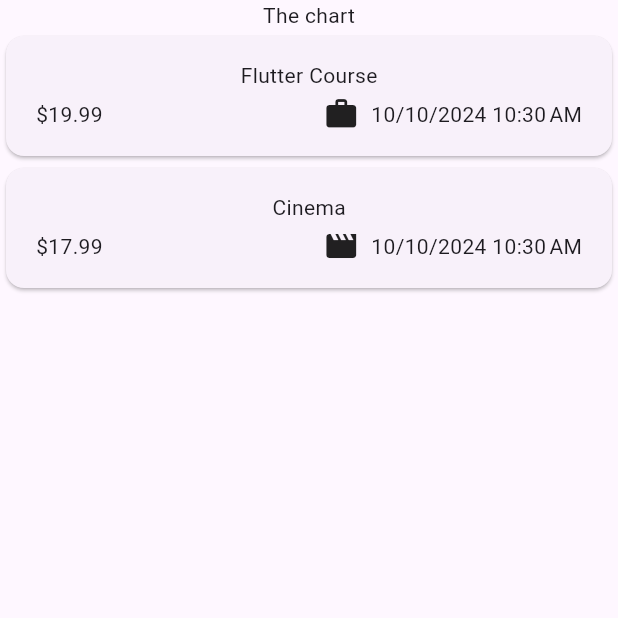
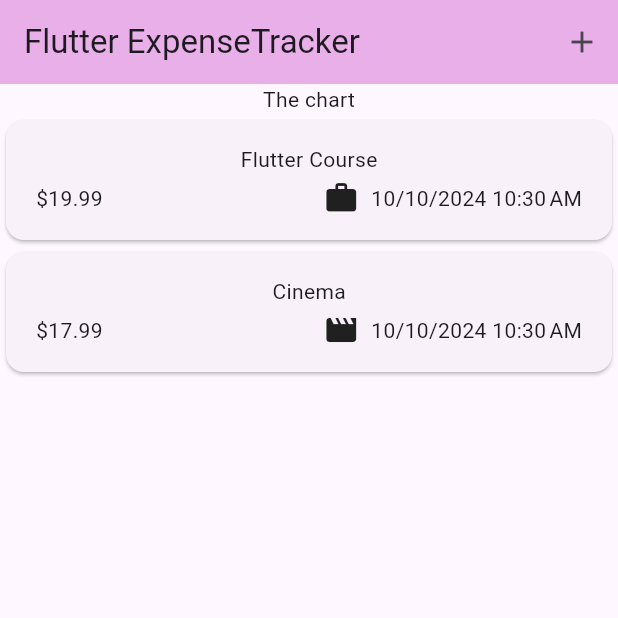
Before and after one commit to flutter-development-rboriba/expense_tracker_app, a Flutter app: the screen it shows after launch, on a phone screen of 412 x 824 dp, the top half of it. Run offline on Flutter 3.47's test engine with Material 3 defaults, Android fonts, the phone set to English and light mode, and no system bars.

Commit message:
Add AppBar to the app

```diff
--- a/lib/expenses.dart
+++ b/lib/expenses.dart
@@ -30,6 +30,16 @@ class _ExpensesState extends State<Expenses> {
   @override
   Widget build(BuildContext context) {
     return Scaffold(
+      appBar: AppBar(
+        title: const Text('Flutter ExpenseTracker'),
+        backgroundColor: const Color.fromARGB(130, 213, 106, 212),
+        actions: [
+          IconButton(
+            onPressed: () {},
+            icon: const Icon(Icons.add),
+          )
+        ],
+      ),
       body: Column(
         children: [
           Text('The chart'),
```
